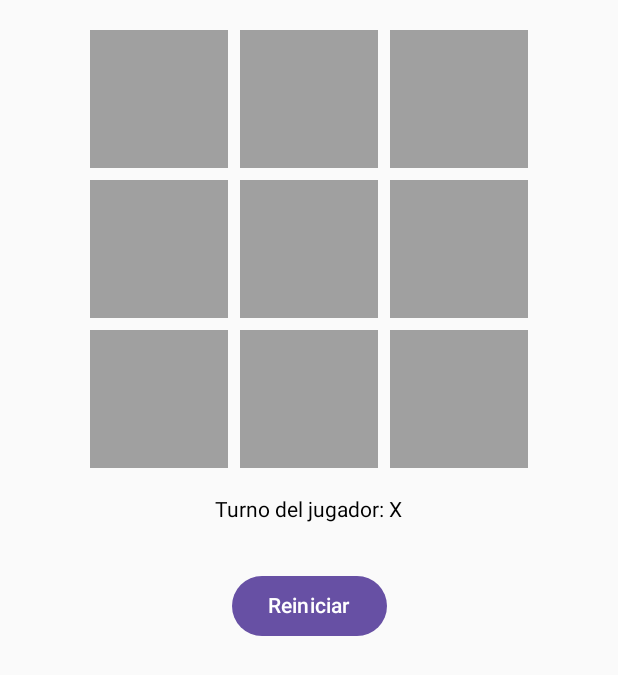
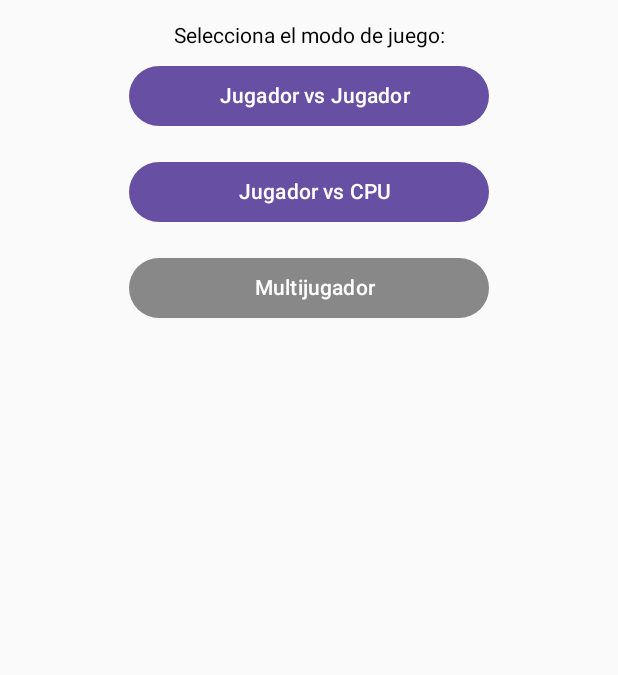
Before and after one commit to MoNKy0112/dadm-2025-2, an Android app built with Jetpack Compose: the screen it shows after launch (MainActivity), on a phone screen of 412 x 824 dp. Shown: the top 675 px of the screen. Run offline under Robolectric (Android 15) with nearby library versions, the phone set to English and light mode, and no system bars.

Commit message:
Menu & cpuGameMode Added

```diff
--- a/TicTacToe/app/build.gradle.kts
+++ b/TicTacToe/app/build.gradle.kts
@@ -61,6 +61,7 @@ dependencies {
     implementation("androidx.compose.ui:ui-tooling-preview")
     implementation("androidx.compose.material3:material3")
     implementation("androidx.lifecycle:lifecycle-viewmodel-compose:2.8.7")
+    implementation("androidx.navigation:navigation-compose:2.8.3")
     testImplementation("junit:junit:4.13.2")
     androidTestImplementation("androidx.test.ext:junit:1.2.1")
     androidTestImplementation("androidx.test.espresso:espresso-core:3.6.1")
--- a/TicTacToe/app/src/main/java/com/dadm/tictactoe/MainActivity.kt
+++ b/TicTacToe/app/src/main/java/com/dadm/tictactoe/MainActivity.kt
@@ -3,14 +3,14 @@ package com.dadm.tictactoe
 import android.os.Bundle
 import androidx.activity.ComponentActivity
 import androidx.activity.compose.setContent
-import com.dadm.tictactoe.ui.MainScreen
+import com.dadm.tictactoe.ui.TicTacToeApp
 
 
 class MainActivity : ComponentActivity() {
     override fun onCreate(savedInstanceState: Bundle?) {
         super.onCreate(savedInstanceState)
         setContent {
-            MainScreen()
+            TicTacToeApp()
         }
     }
 }
--- a/TicTacToe/app/src/main/java/com/dadm/tictactoe/ui/MainScreen.kt
+++ /dev/null
@@ -1,11 +0,0 @@
-package com.dadm.tictactoe.ui
-
-import androidx.compose.runtime.Composable
-import androidx.lifecycle.viewmodel.compose.viewModel
-
-import com.dadm.tictactoe.ViewModel.TicTacToeViewModel
-
-@Composable
-fun MainScreen(viewModel: TicTacToeViewModel = viewModel()) {
-    GameBoard(viewModel = viewModel)
-}
--- /dev/null
+++ b/TicTacToe/app/src/main/java/com/dadm/tictactoe/ui/TicTacToeApp.kt
@@ -0,0 +1,25 @@
+package com.dadm.tictactoe.ui
+
+import androidx.compose.runtime.Composable
+import androidx.lifecycle.viewmodel.compose.viewModel
+import androidx.navigation.compose.NavHost
+import androidx.navigation.compose.composable
+import androidx.navigation.compose.rememberNavController
+import com.dadm.tictactoe.ViewModel.TicTacToeViewModel
+import com.dadm.tictactoe.ui.screen.GameScreen
+import com.dadm.tictactoe.ui.screen.MainMenuScreen
+
+@Composable
+fun TicTacToeApp(viewModel: TicTacToeViewModel = viewModel()){
+    val navController = rememberNavController()
+
+    NavHost(navController = navController, startDestination = "main_menu"){
+        composable("main_menu"){
+            MainMenuScreen(navController = navController, viewModel = viewModel)
+        }
+        composable("game"){
+            GameScreen(navController = navController, viewModel = viewModel)
+        }
+    }
+
+}
--- a/TicTacToe/app/src/main/java/com/dadm/tictactoe/ui/GameBoard.kt
+++ b/TicTacToe/app/src/main/java/com/dadm/tictactoe/ui/components/GameBoard.kt
@@ -1,4 +1,4 @@
-package com.dadm.tictactoe.ui
+package com.dadm.tictactoe.ui.components
 
 import com.dadm.tictactoe.ui.graphics.TicTacToeColorPalette
 
@@ -22,7 +22,7 @@ fun GameBoard(viewModel: TicTacToeViewModel) {
         horizontalAlignment = Alignment.CenterHorizontally,
         modifier = Modifier
             .padding(16.dp)
-            .fillMaxSize()
+            .fillMaxWidth()
     ){
 
         viewModel.game.board.forEachIndexed { rowIndex, row ->
@@ -57,34 +57,6 @@ fun GameBoard(viewModel: TicTacToeViewModel) {
     }
 }
 
-@Composable
-fun GameCell(player: Player, onClick:()->Unit) {
-    Box(modifier = Modifier
-        .size(100.dp)
-        .padding(4.dp)
-        .aspectRatio(1f)
-        .background(
-            color = when(player){
-                Player.X -> TicTacToeColorPalette.XPlayerColor
-                Player.O -> TicTacToeColorPalette.OPlayerColor
-                Player.NONE -> TicTacToeColorPalette.NonePlayerColor
-            }
-        )
-        .clickable { onClick() }
-    ){
-        Text(
-            text = when(player){
-                Player.X -> "X"
-                Player.O -> "O"
-                Player.NONE -> ""
-            },
-            style = MaterialTheme.typography.headlineMedium,
-            color = Color.White,
-            modifier = Modifier.align(Alignment.Center)
-        )
-    }
-}
-
 @Preview(showBackground = true)
 @Composable
 fun GameBoardPreview() {
--- /dev/null
+++ b/TicTacToe/app/src/main/java/com/dadm/tictactoe/ui/screen/MainScreen.kt
@@ -0,0 +1,90 @@
+package com.dadm.tictactoe.ui.screen
+
+import android.widget.Toast
+import androidx.compose.foundation.layout.Column
+import androidx.compose.foundation.layout.fillMaxWidth
+import androidx.compose.foundation.layout.padding
+import androidx.compose.foundation.layout.widthIn
+import androidx.compose.material3.Button
+import androidx.compose.material3.ButtonColors
+import androidx.compose.material3.ButtonDefaults
+import androidx.compose.material3.Text
+import androidx.compose.runtime.Composable
+import androidx.compose.ui.Alignment
+import androidx.compose.ui.Modifier
+import androidx.compose.ui.graphics.Color
+import androidx.compose.ui.platform.LocalContext
+import androidx.compose.ui.tooling.preview.Preview
+import androidx.compose.ui.unit.dp
+import androidx.lifecycle.viewmodel.compose.viewModel
+import androidx.navigation.NavController
+import androidx.navigation.compose.rememberNavController
+import com.dadm.tictactoe.ViewModel.GameMode
+
+import com.dadm.tictactoe.ViewModel.TicTacToeViewModel
+
+@Composable
+fun MainMenuScreen(navController: NavController, viewModel: TicTacToeViewModel = viewModel()) {
+    val context = LocalContext.current
+
+    Column(
+        horizontalAlignment = Alignment.CenterHorizontally,
+        modifier = Modifier
+            .padding(16.dp)
+            .fillMaxWidth()
+
+    ) {
+        Text(text = "Selecciona el modo de juego:")
+
+        GameModeButton(
+            text = "Jugador vs Jugador",
+            onClick = {
+                viewModel.updateGameMode(GameMode.TWO_PLAYER)
+                navController.navigate("game")
+            }
+        )
+
+        GameModeButton(
+            text = "Jugador vs CPU",
+            onClick = {
+                viewModel.updateGameMode(GameMode.SINGLE_PLAYER)
+                navController.navigate("game")
+            })
+
+        GameModeButton(
+            text = "Multijugador",
+            buttonColors = ButtonDefaults.buttonColors(containerColor = Color.Gray),
+            onClick = {
+
+                Toast.makeText(context, "Multijugador no disponible", Toast.LENGTH_SHORT).show()
+                // TODO: Implement Snackbar
+                // viewModel.updateGameMode(GameMode.MULTIPLAYER)
+                // navController.navigate("game")
+            })
+
+
+
+
+    }
+}
+
+@Composable
+fun GameModeButton(text: String, onClick: () -> Unit, buttonColors: ButtonColors = ButtonDefaults.buttonColors()) {
+    Button(
+        modifier = Modifier
+            .padding(vertical = 8.dp)
+            .widthIn(max = 240.dp)
+            .fillMaxWidth()
+            ,
+        onClick = onClick,
+        colors = buttonColors
+    ) {
+        Text(text = text, modifier = Modifier.padding(start = 8.dp))
+    }
+}
+
+@Preview(showBackground = true)
+@Composable
+fun MainMenuScreenPreview() {
+    MainMenuScreen(navController = rememberNavController(), viewModel = TicTacToeViewModel())
+}
```
Also changed, not shown: TicTacToe/app/src/main/java/com/dadm/tictactoe/ViewModel/TicTacToeViewModel.kt (+23 -4 lines), TicTacToe/app/src/main/java/com/dadm/tictactoe/ui/components/GameCell.kt (added, +64 -0 lines), TicTacToe/app/src/main/java/com/dadm/tictactoe/ui/screen/GameScreen.kt (added, +38 -0 lines).
